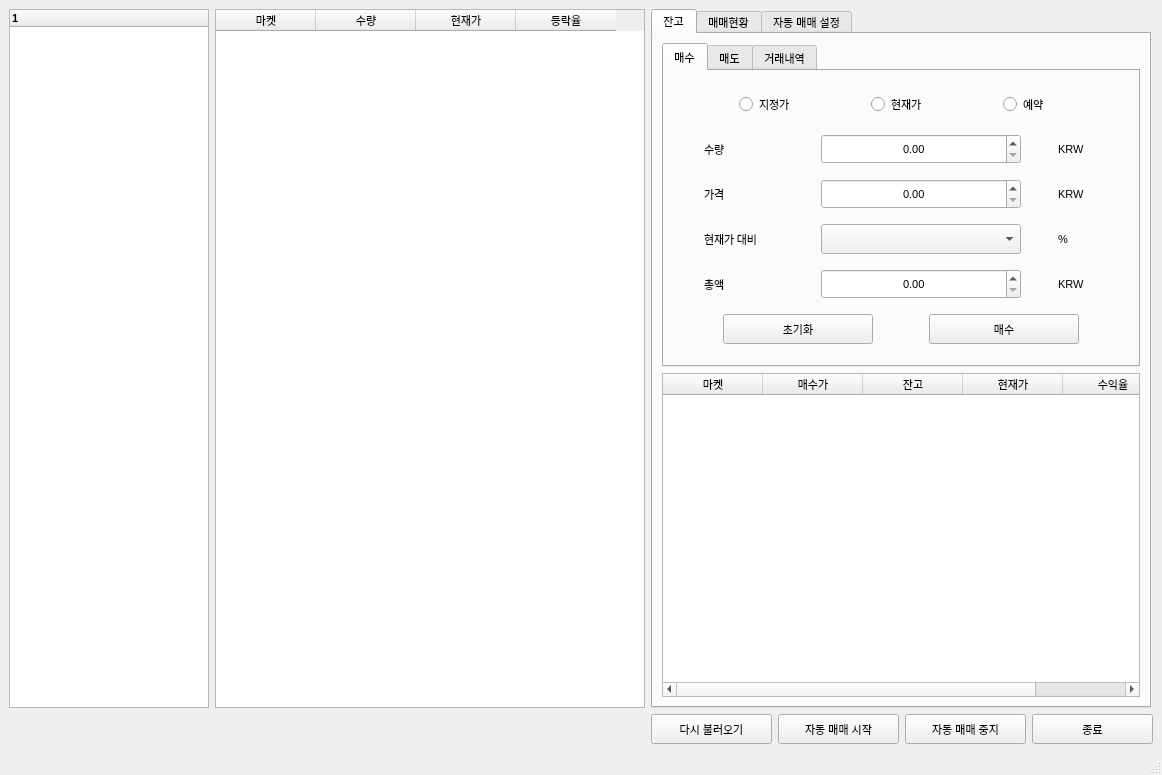
This is main1.ui in changhee-won/AiCoinsTrade as Qt 5 draws it before an edit. The edited form follows.
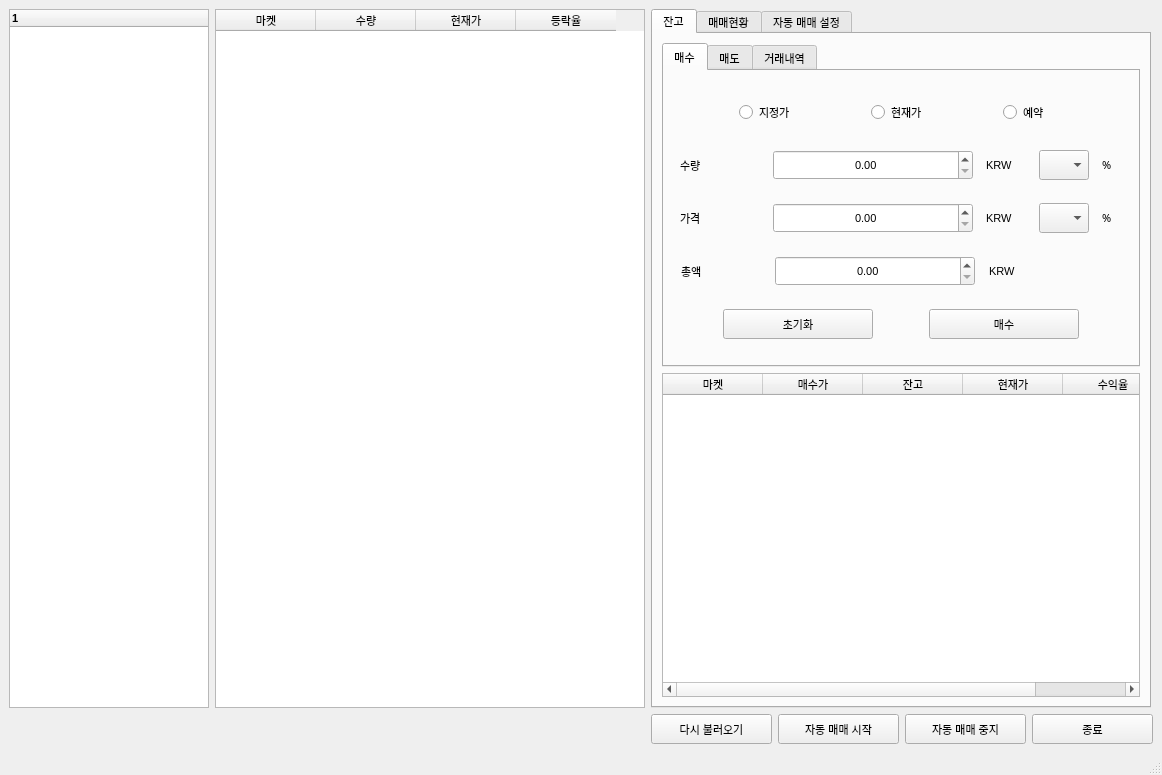
This is the edited form. The open tabs and pages were chosen to show the change.

Commit message: 수정함:        aicoin_main.py 	수정함:        main1.ui

Diff of the .ui file:
```diff
--- a/main1.ui
+++ b/main1.ui
@@ -431,6 +431,41 @@
                   </property>
                  </widget>
                 </item>
+                <item>
+                 <widget class="QComboBox" name="comboBox_buyratio_1">
+                  <property name="minimumSize">
+                   <size>
+                    <width>50</width>
+                    <height>30</height>
+                   </size>
+                  </property>
+                  <property name="maximumSize">
+                   <size>
+                    <width>50</width>
+                    <height>30</height>
+                   </size>
+                  </property>
+                 </widget>
+                </item>
+                <item>
+                 <widget class="QLabel" name="label_2">
+                  <property name="minimumSize">
+                   <size>
+                    <width>20</width>
+                    <height>30</height>
+                   </size>
+                  </property>
+                  <property name="maximumSize">
+                   <size>
+                    <width>20</width>
+                    <height>30</height>
+                   </size>
+                  </property>
+                  <property name="text">
+                   <string>%</string>
+                  </property>
+                 </widget>
+                </item>
                </layout>
               </item>
               <item>
@@ -510,43 +545,17 @@
                   </property>
                  </widget>
                 </item>
-               </layout>
-              </item>
-              <item>
-               <layout class="QHBoxLayout" name="horizontalLayout_9">
-                <item>
-                 <widget class="QLabel" name="label_8">
-                  <property name="minimumSize">
-                   <size>
-                    <width>80</width>
-                    <height>30</height>
-                   </size>
-                  </property>
-                  <property name="maximumSize">
-                   <size>
-                    <width>80</width>
-                    <height>30</height>
-                   </size>
-                  </property>
-                  <property name="text">
-                   <string>현재가 대비</string>
-                  </property>
-                  <property name="alignment">
-                   <set>Qt::AlignJustify|Qt::AlignVCenter</set>
-                  </property>
-                 </widget>
-                </item>
                 <item>
                  <widget class="QComboBox" name="comboBox_buyratio">
                   <property name="minimumSize">
                    <size>
-                    <width>200</width>
+                    <width>50</width>
                     <height>30</height>
                    </size>
                   </property>
                   <property name="maximumSize">
                    <size>
-                    <width>200</width>
+                    <width>50</width>
                     <height>30</height>
                    </size>
                   </property>
@@ -568,19 +577,19 @@
                  <widget class="QLabel" name="label_11">
                   <property name="minimumSize">
                    <size>
-                    <width>40</width>
+                    <width>20</width>
                     <height>30</height>
                    </size>
                   </property>
                   <property name="maximumSize">
                    <size>
-                    <width>40</width>
+                    <width>20</width>
                     <height>30</height>
                    </size>
                   </property>
                   <property name="font">
                    <font>
-                    <family>Arial</family>
+                    <family>Arial Black</family>
                     <pointsize>8</pointsize>
                    </font>
                   </property>
@@ -647,13 +656,13 @@
                  <widget class="QLabel" name="label_10">
                   <property name="minimumSize">
                    <size>
-                    <width>40</width>
+                    <width>130</width>
                     <height>30</height>
                    </size>
                   </property>
                   <property name="maximumSize">
                    <size>
-                    <width>40</width>
+                    <width>130</width>
                     <height>30</height>
                    </size>
                   </property>
```
Left out of the diff: 83 changed lines with no effect on the pictures. The commit also changes 1 other file.
